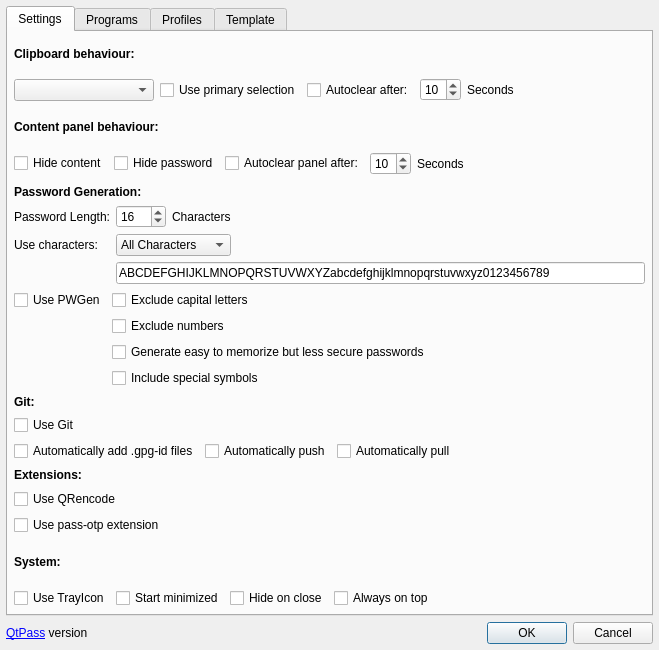
The window that src/configdialog.ui (IJHack/QtPass) describes before a commit, drawn with Qt 5.
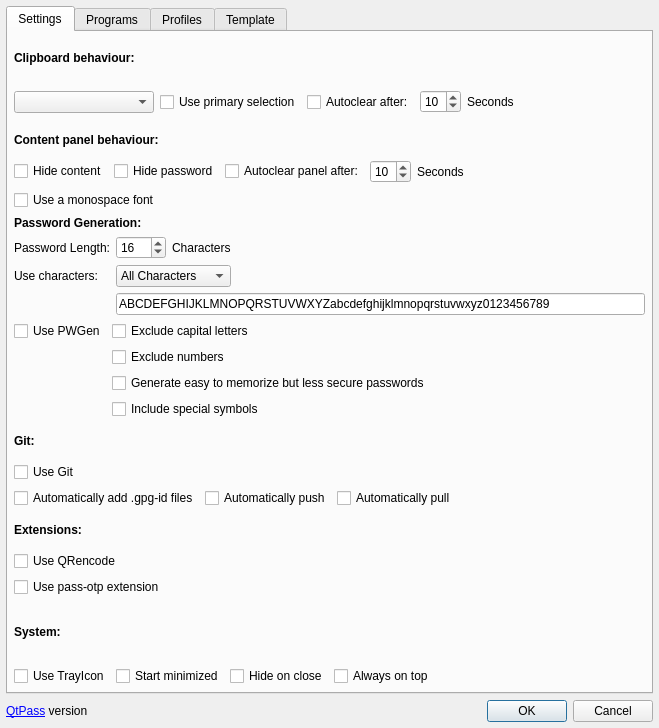
The same window after the commit. Icons and pictures are not drawn.

Commit message: Allow setting a monospace font for displaying pass files

Patch:
```diff
--- a/src/configdialog.ui
+++ b/src/configdialog.ui
@@ -7,7 +7,7 @@
     <x>0</x>
     <y>0</y>
     <width>659</width>
-    <height>650</height>
+    <height>728</height>
    </rect>
   </property>
   <property name="sizePolicy">
@@ -212,6 +212,30 @@
            </item>
           </layout>
          </item>
+         <item>
+          <layout class="QHBoxLayout" name="horizontalLayout_19">
+           <item>
+            <widget class="QCheckBox" name="checkBoxUseMonospace">
+             <property name="text">
+              <string>Use a monospace font</string>
+             </property>
+            </widget>
+           </item>
+           <item>
+            <spacer name="horizontalSpacer_9">
+             <property name="orientation">
+              <enum>Qt::Horizontal</enum>
+             </property>
+             <property name="sizeHint" stdset="0">
+              <size>
+               <width>40</width>
+               <height>20</height>
+              </size>
+             </property>
+            </spacer>
+           </item>
+          </layout>
+         </item>
         </layout>
        </item>
        <item>
```
The commit also changes 6 other files.
